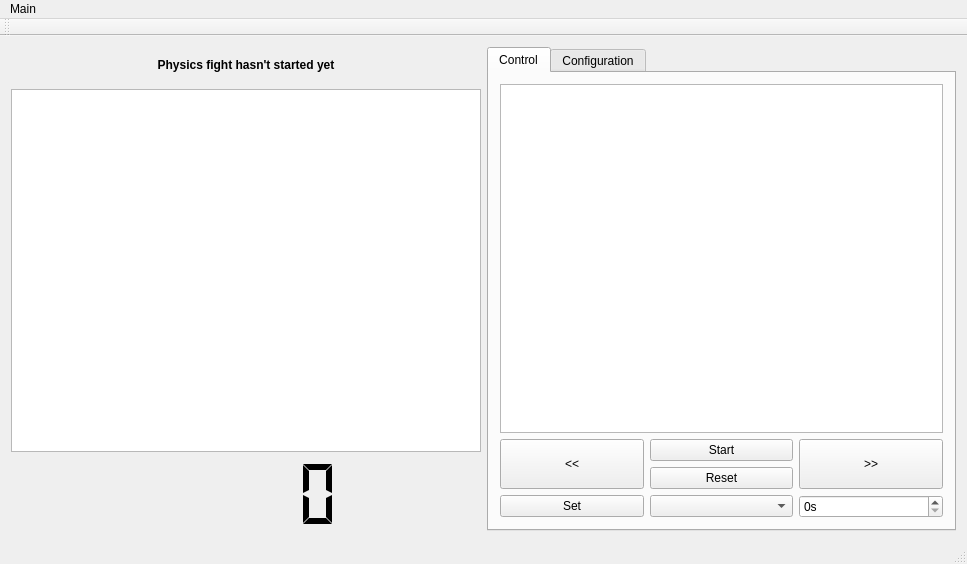
Before: the Qt Designer form mainwindow.ui in drogenlied/QIYPTClock, drawn with Qt 5.
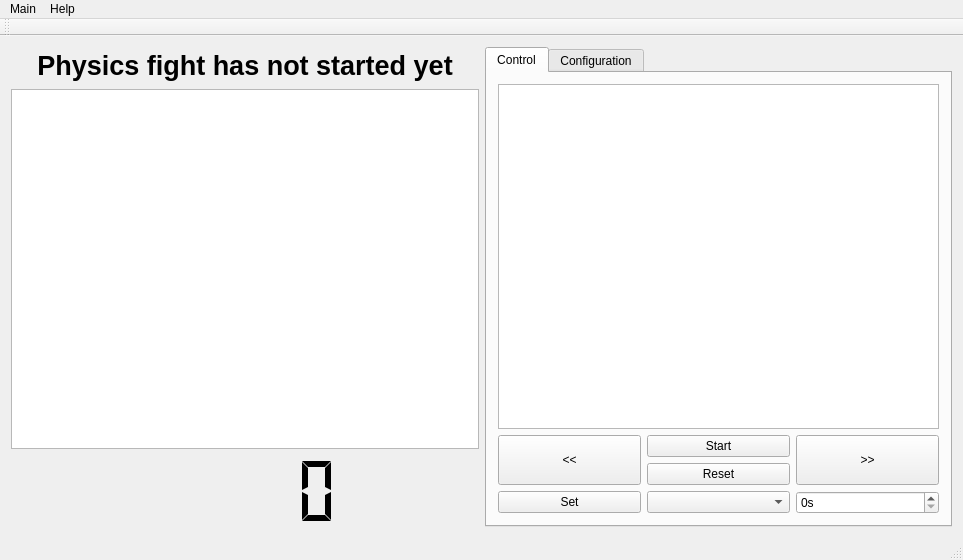
After: the same form once the commit is applied. Custom widgets are drawn as their Qt base class.

The edit to the form file:
```diff
--- a/mainwindow.ui
+++ b/mainwindow.ui
@@ -6,8 +6,8 @@
    <rect>
     <x>0</x>
     <y>0</y>
-    <width>967</width>
-    <height>564</height>
+    <width>963</width>
+    <height>560</height>
    </rect>
   </property>
   <property name="windowTitle">
@@ -27,12 +27,13 @@
         </property>
         <property name="font">
          <font>
+          <pointsize>20</pointsize>
           <weight>75</weight>
           <bold>true</bold>
          </font>
         </property>
         <property name="text">
-         <string>Physics fight hasn't started yet</string>
+         <string>Physics fight has not started yet</string>
         </property>
         <property name="scaledContents">
          <bool>true</bool>
@@ -352,7 +353,7 @@
     <rect>
      <x>0</x>
      <y>0</y>
-     <width>967</width>
+     <width>963</width>
      <height>22</height>
     </rect>
    </property>
@@ -362,7 +363,14 @@
     </property>
     <addaction name="action_Quit"/>
    </widget>
+   <widget class="QMenu" name="menuHelp">
+    <property name="title">
+     <string>Help</string>
+    </property>
+    <addaction name="actionAbout_IYPTClock"/>
+   </widget>
    <addaction name="menuMain"/>
+   <addaction name="menuHelp"/>
   </widget>
   <widget class="QToolBar" name="mainToolBar">
    <attribute name="toolBarArea">
```
Left out of the diff: 5 changed lines with no effect on the pictures.
